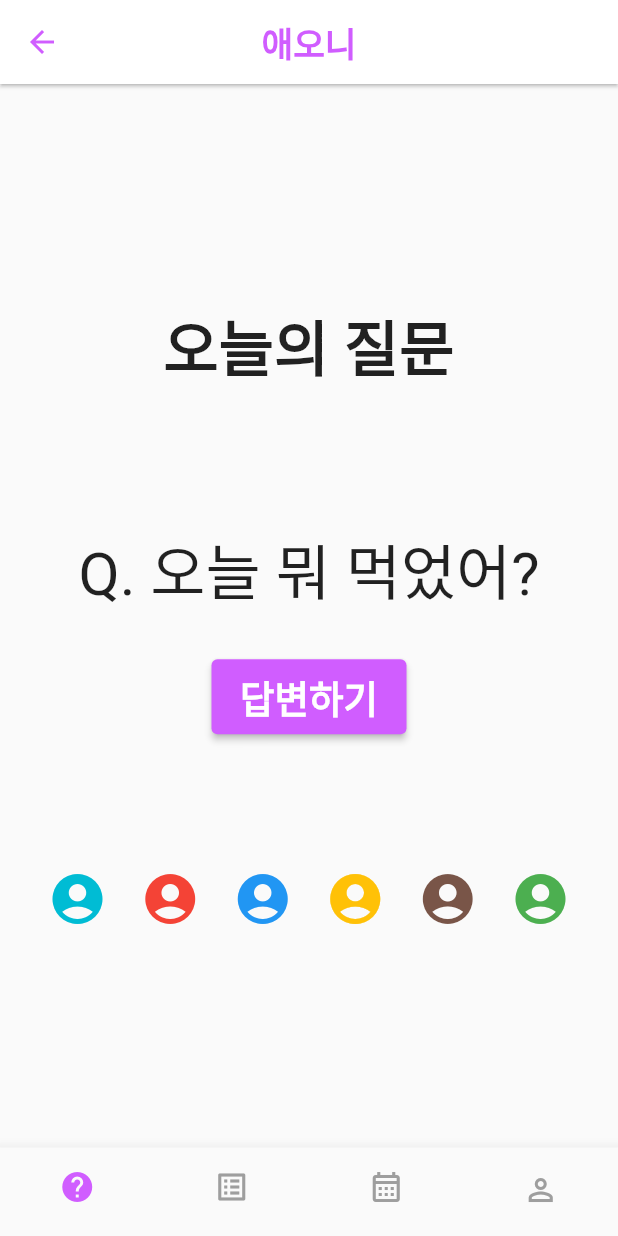
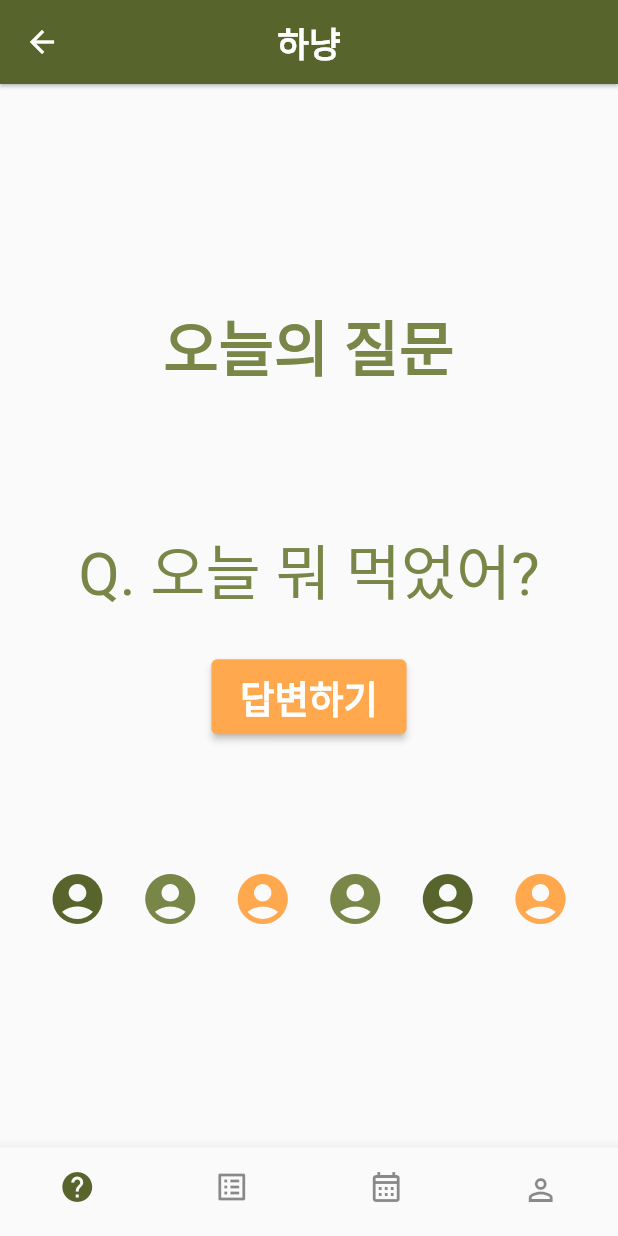
Before and after one commit to cej3827/ummmm, a Flutter app: the screen it shows after launch, on a phone screen of 412 x 824 dp. Run offline on Flutter 3.47's test engine with Material 2 defaults, Android fonts, the phone set to English and light mode, and no system bars; Roboto replaces fonts that are missing (cafe).

Commit message:
[front] 색상 변경

```diff
--- a/newflutter/lib/main.dart
+++ b/newflutter/lib/main.dart
@@ -22,7 +22,7 @@ class _MyAppState extends State<MyApp> {
     return Scaffold(
       appBar: AppBar(
         // 상단바
-        title: Text("애오니"),
+        title: Text("하냥"),
         centerTitle: true,
         //backgroundColor: Colors.white,
         leading: IconButton(
@@ -36,6 +36,7 @@ class _MyAppState extends State<MyApp> {
       body: [question(), qlist(), Text('calender'), Text('My')][tab],
 
       bottomNavigationBar: BottomNavigationBar(
+
         showUnselectedLabels: false,
         showSelectedLabels: false,
         currentIndex: tab,
--- a/newflutter/lib/question.dart
+++ b/newflutter/lib/question.dart
@@ -20,6 +20,8 @@ class question extends StatelessWidget {
                   style: TextStyle(
                     fontSize: 40,
                     fontWeight: FontWeight.bold,
+                    color : Color(
+                        0xFF788648)
                   ),
                 ),
               ),
@@ -30,7 +32,8 @@ class question extends StatelessWidget {
               SizedBox(
                 child: Text(
                   "Q. 오늘 뭐 먹었어?",
-                  style: TextStyle(fontSize: 40, fontWeight: FontWeight.normal),
+                  style: TextStyle(fontSize: 40, fontWeight: FontWeight.normal, color : Color(
+                      0xFF788648)),
                 ),
               ),
               SizedBox(
@@ -40,12 +43,12 @@ class question extends StatelessWidget {
               SizedBox(
                 child: ElevatedButton(
                   style: ElevatedButton.styleFrom(
-                    backgroundColor: Color(0xFFD05DFF),
+                    backgroundColor: Color(0xFFFFA84E),
                     fixedSize: Size(130, 50),
                   ),
                   child: Text(
                     "답변하기",
-                    style: TextStyle(fontSize: 25, fontWeight: FontWeight.bold),
+                    style: TextStyle(fontSize: 25, fontWeight: FontWeight.bold, color : Colors.white),
                   ),
                   onPressed: () {
                     showDialog(
@@ -84,12 +87,12 @@ class question extends StatelessWidget {
                 child: Row(
                   mainAxisAlignment: MainAxisAlignment.spaceEvenly,
                   children: [
-                    Icon(Icons.account_circle, size: 40, color: Colors.cyan,),
-                    Icon(Icons.account_circle, size: 40, color: Colors.red,),
-                    Icon(Icons.account_circle, size: 40, color: Colors.blue),
-                    Icon(Icons.account_circle, size: 40, color: Colors.amber),
-                    Icon(Icons.account_circle, size: 40, color: Colors.brown,),
-                    Icon(Icons.account_circle, size: 40, color: Colors.green),
+                    Icon(Icons.account_circle, size: 40, color: Color(0xFF57642B),),
+                    Icon(Icons.account_circle, size: 40, color: Color(0xFF788648),),
+                    Icon(Icons.account_circle, size: 40, color: Color(0xFFFFA84E),),
+                    Icon(Icons.account_circle, size: 40, color: Color(0xFF788648),),
+                    Icon(Icons.account_circle, size: 40, color: Color(0xFF57642B),),
+                    Icon(Icons.account_circle, size: 40, color: Color(0xFFFFA84E),),
                   ],
                 ),
               ),
--- a/newflutter/lib/questionlist.dart
+++ b/newflutter/lib/questionlist.dart
@@ -60,7 +60,7 @@ class answerpopup extends StatelessWidget {
   Widget build(BuildContext context) {
     return Scaffold(
       appBar: AppBar(
-        title: Text('애오니'),
+        title: Text('하냥'),
         centerTitle: true,
       ),
       body: ListView(
```
Also changed, not shown: newflutter/lib/style.dart (+6 -6 lines).
